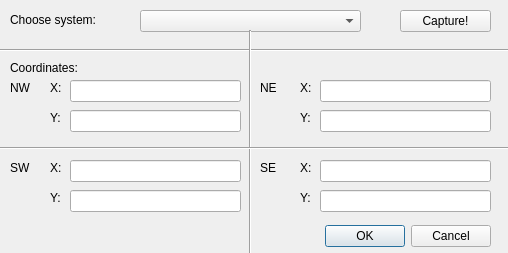
ctu-geoforall-lab/qgis-map-coords-plugin, file map_corners_coordinates_dialog_base.ui: the form before one commit.
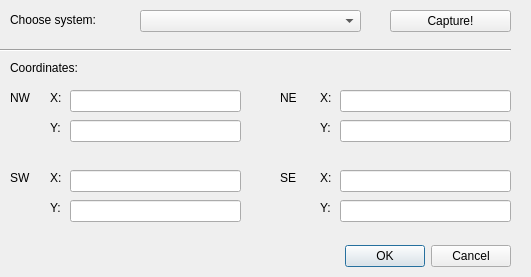
The form after the commit.

Commit message: Elimination of underscores in label (Map_Corners_Coordinates -> Map Corners Coordinates)

What changed in the file:
```diff
--- a/map_corners_coordinates_dialog_base.ui
+++ b/map_corners_coordinates_dialog_base.ui
@@ -6,8 +6,8 @@
    <rect>
     <x>0</x>
     <y>0</y>
-    <width>508</width>
-    <height>253</height>
+    <width>531</width>
+    <height>277</height>
    </rect>
   </property>
   <property name="windowTitle">
@@ -16,8 +16,8 @@
   <widget class="QDialogButtonBox" name="button_box">
    <property name="geometry">
     <rect>
-     <x>150</x>
-     <y>220</y>
+     <x>170</x>
+     <y>240</y>
      <width>341</width>
      <height>32</height>
     </rect>
@@ -56,7 +56,7 @@
    <property name="geometry">
     <rect>
      <x>70</x>
-     <y>80</y>
+     <y>90</y>
      <width>171</width>
      <height>22</height>
     </rect>
@@ -65,8 +65,8 @@
   <widget class="QLineEdit" name="coor_NEY">
    <property name="geometry">
     <rect>
-     <x>320</x>
-     <y>110</y>
+     <x>340</x>
+     <y>120</y>
      <width>171</width>
      <height>22</height>
     </rect>
@@ -76,7 +76,7 @@
    <property name="geometry">
     <rect>
      <x>70</x>
-     <y>110</y>
+     <y>120</y>
      <width>171</width>
      <height>22</height>
     </rect>
@@ -85,8 +85,8 @@
   <widget class="QLineEdit" name="coor_NEX">
    <property name="geometry">
     <rect>
-     <x>320</x>
-     <y>80</y>
+     <x>340</x>
+     <y>90</y>
      <width>171</width>
      <height>22</height>
     </rect>
@@ -121,9 +121,9 @@
   <widget class="QPushButton" name="pushButton">
    <property name="geometry">
     <rect>
-     <x>400</x>
+     <x>390</x>
      <y>10</y>
-     <width>91</width>
+     <width>121</width>
      <height>22</height>
     </rect>
    </property>
@@ -135,8 +135,8 @@
    <property name="geometry">
     <rect>
      <x>10</x>
-     <y>80</y>
-     <width>21</width>
+     <y>90</y>
+     <width>51</width>
      <height>16</height>
     </rect>
    </property>
@@ -148,7 +148,7 @@
    <property name="geometry">
     <rect>
      <x>50</x>
-     <y>80</y>
+     <y>90</y>
      <width>21</width>
      <height>16</height>
     </rect>
@@ -161,7 +161,7 @@
    <property name="geometry">
     <rect>
      <x>50</x>
-     <y>110</y>
+     <y>120</y>
      <width>16</width>
      <height>16</height>
     </rect>
@@ -173,9 +173,9 @@
   <widget class="QLabel" name="label_6">
    <property name="geometry">
     <rect>
-     <x>260</x>
-     <y>80</y>
-     <width>21</width>
+     <x>280</x>
+     <y>90</y>
+     <width>41</width>
      <height>16</height>
     </rect>
    </property>
@@ -186,8 +186,8 @@
   <widget class="QLabel" name="label_7">
    <property name="geometry">
     <rect>
-     <x>300</x>
-     <y>80</y>
+     <x>320</x>
+     <y>90</y>
      <width>21</width>
      <height>16</height>
     </rect>
@@ -196,37 +196,11 @@
     <string>X:</string>
    </property>
   </widget>
-  <widget class="Line" name="line_2">
-   <property name="geometry">
-    <rect>
-     <x>240</x>
-     <y>30</y>
-     <width>20</width>
-     <height>261</height>
-    </rect>
-   </property>
-   <property name="orientation">
-    <enum>Qt::Vertical</enum>
-   </property>
-  </widget>
-  <widget class="Line" name="line_3">
-   <property name="geometry">
-    <rect>
-     <x>0</x>
-     <y>140</y>
-     <width>511</width>
-     <height>16</height>
-    </rect>
-   </property>
-   <property name="orientation">
-    <enum>Qt::Horizontal</enum>
-   </property>
-  </widget>
   <widget class="QLabel" name="label_8">
    <property name="geometry">
     <rect>
-     <x>300</x>
-     <y>110</y>
+     <x>320</x>
+     <y>120</y>
      <width>16</width>
      <height>16</height>
     </rect>
@@ -239,8 +213,8 @@
    <property name="geometry">
     <rect>
      <x>10</x>
-     <y>160</y>
-     <width>21</width>
+     <y>170</y>
+     <width>41</width>
      <height>16</height>
     </rect>
    </property>
@@ -252,7 +226,7 @@
    <property name="geometry">
     <rect>
      <x>50</x>
-     <y>160</y>
+     <y>170</y>
      <width>16</width>
      <height>16</height>
     </rect>
@@ -265,7 +239,7 @@
    <property name="geometry">
     <rect>
      <x>50</x>
-     <y>190</y>
+     <y>200</y>
      <width>16</width>
      <height>16</height>
     </rect>
@@ -277,8 +251,8 @@
   <widget class="QLabel" name="label_12">
    <property name="geometry">
     <rect>
-     <x>300</x>
-     <y>190</y>
+     <x>320</x>
+     <y>200</y>
      <width>16</width>
      <height>16</height>
     </rect>
@@ -290,9 +264,9 @@
   <widget class="QLabel" name="label_13">
    <property name="geometry">
     <rect>
-     <x>260</x>
-     <y>160</y>
-     <width>21</width>
+     <x>280</x>
+     <y>170</y>
+     <width>31</width>
      <height>16</height>
     </rect>
    </property>
@@ -303,8 +277,8 @@
   <widget class="QLabel" name="label_14">
    <property name="geometry">
     <rect>
-     <x>300</x>
-     <y>160</y>
+     <x>320</x>
+     <y>170</y>
      <width>21</width>
      <height>16</height>
     </rect>
@@ -317,7 +291,7 @@
    <property name="geometry">
     <rect>
      <x>70</x>
-     <y>160</y>
+     <y>170</y>
      <width>171</width>
      <height>22</height>
     </rect>
@@ -327,7 +301,7 @@
    <property name="geometry">
     <rect>
      <x>70</x>
-     <y>190</y>
+     <y>200</y>
      <width>171</width>
      <height>22</height>
     </rect>
@@ -336,8 +310,8 @@
   <widget class="QLineEdit" name="coor_SEX">
    <property name="geometry">
     <rect>
-     <x>320</x>
-     <y>160</y>
+     <x>340</x>
+     <y>170</y>
      <width>171</width>
      <height>22</height>
     </rect>
@@ -346,8 +320,8 @@
   <widget class="QLineEdit" name="coor_SEY">
    <property name="geometry">
     <rect>
-     <x>320</x>
-     <y>190</y>
+     <x>340</x>
+     <y>200</y>
      <width>171</width>
      <height>22</height>
     </rect>
```
The commit also changes 1 other file.
